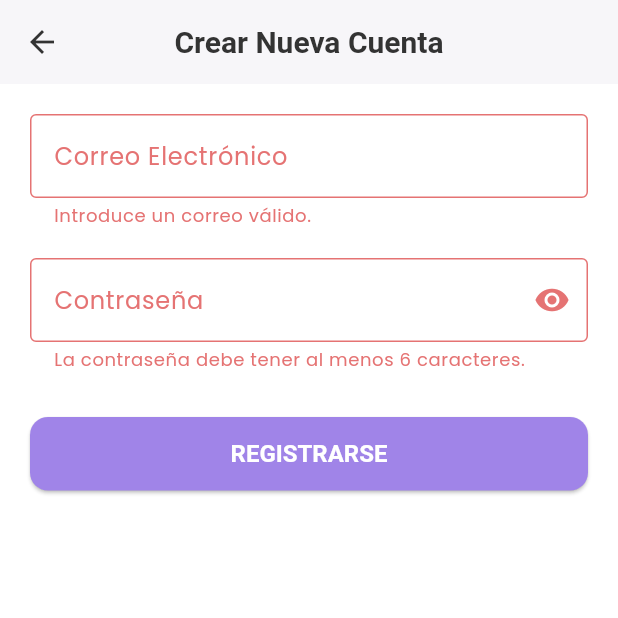
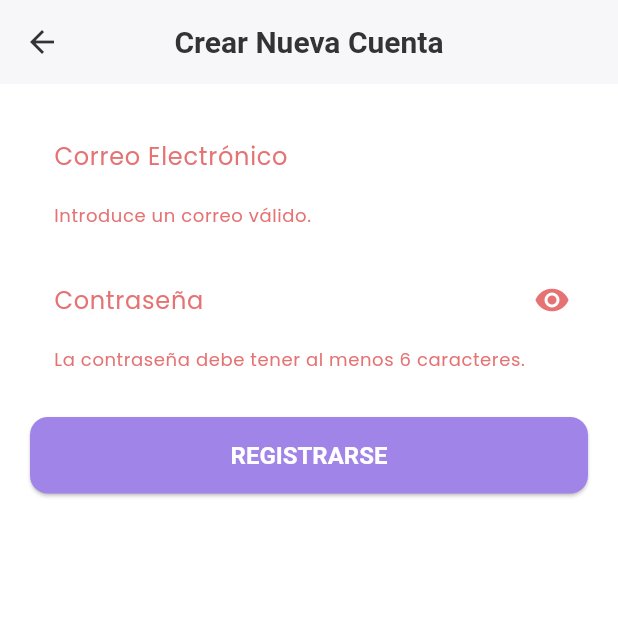
Before and after one commit to aleramiirez/Armario-Virtual, a Flutter app: the RegistrationScreen screen opened directly, after a tap on "REGISTRARSE", on a phone screen of 412 x 824 dp, the top half of it. Run offline on Flutter 3.47's test engine with Material 3 defaults, Android fonts, the phone set to English and light mode, and no system bars; our stand-ins replace cached_network_image, cloud_firestore, cloud_functions, firebase_auth, firebase_core, firebase_storage and 4 more; missing offline and left inert: firebase_app_check, translator; accounts and stored records are empty.

Commit message:
refactor registration

```diff
--- a/lib/main.dart
+++ b/lib/main.dart
@@ -2,7 +2,7 @@ import 'package:flutter/material.dart';
 import 'package:firebase_core/firebase_core.dart';
 import 'firebase_options.dart';
 import 'package:armario_virtual/widgets/auth_gate.dart';
-import 'package:armario_virtual/theme/app_theme.dart';
+import 'package:armario_virtual/config/app_theme.dart';
 import 'package:firebase_app_check/firebase_app_check.dart';
 
 Future<void> main() async {
--- a/lib/screens/add_garment/widgets/add_garment_form.dart
+++ b/lib/screens/add_garment/widgets/add_garment_form.dart
@@ -1,5 +1,5 @@
 import 'dart:io';
-import 'package:armario_virtual/theme/app_theme.dart';
+import 'package:armario_virtual/config/app_theme.dart';
 import 'package:flutter/foundation.dart';
 import 'package:flutter/material.dart';
 import 'package:image_picker/image_picker.dart';
--- a/lib/screens/garment_detail/garment_detail_screen.dart
+++ b/lib/screens/garment_detail/garment_detail_screen.dart
@@ -2,7 +2,7 @@ import 'package:flutter/material.dart';
 import 'package:firebase_storage/firebase_storage.dart';
 import 'package:cloud_firestore/cloud_firestore.dart';
 import 'package:firebase_auth/firebase_auth.dart';
-import 'package:armario_virtual/theme/app_theme.dart';
+import 'package:armario_virtual/config/app_theme.dart';
 import 'package:armario_virtual/utils/color_namer.dart';
 import 'package:translator/translator.dart';
 import 'package:cloud_functions/cloud_functions.dart';
--- a/lib/screens/registration/registration_screen.dart
+++ b/lib/screens/registration/registration_screen.dart
@@ -1,6 +1,11 @@
 import 'package:flutter/material.dart';
 import 'widgets/registration_form.dart';
 
+/// Pantalla de Registro de Nuevos Usuarios.
+///
+/// Al igual que [LoginScreen], es un widget 'Stateless' cuya única
+/// responsabilidad es mostrar la estructura visual de la pantalla y delegar
+/// toda la lógica e interactividad al widget [RegistrationForm].
 class RegistrationScreen extends StatelessWidget {
   const RegistrationScreen({super.key});
 
--- a/lib/screens/registration/widgets/registration_form.dart
+++ b/lib/screens/registration/widgets/registration_form.dart
@@ -1,6 +1,13 @@
 import 'package:flutter/material.dart';
 import 'package:firebase_auth/firebase_auth.dart';
+import 'package:armario_virtual/services/auth_service.dart';
+import 'package:armario_virtual/config/app_theme.dart';
 
+/// Formulario de registro de nuevos usuarios.
+///
+/// Es un widget [StatefulWidget] para gestionar los datos introducidos por el
+/// usuario y el estado de carga (`_isLoading`). Delega la lógica de creación
+/// de usuario al [AuthService]
 class RegistrationForm extends StatefulWidget {
   const RegistrationForm({super.key});
 
@@ -9,12 +16,21 @@ class RegistrationForm extends StatefulWidget {
 }
 
 class _RegistrationFormState extends State<RegistrationForm> {
+  /// Clave global para identificar y validar el formulario.
   final _formKey = GlobalKey<FormState>();
+
+  /// Controladores para leer el contenido de los campos de texto.
   final _emailController = TextEditingController();
   final _passwordController = TextEditingController();
+
+  /// Variables de estado para la UI.
   bool _isPasswordVisible = false;
   bool _isLoading = false;
 
+  /// Instancia del servicio de autenticación para delegar la lógica.
+  final AuthService _authService = AuthService();
+
+  /// Limpiamos los controladores cuando el widget se destruye para liberar memoria.
   @override
   void dispose() {
     _emailController.dispose();
@@ -22,7 +38,9 @@ class _RegistrationFormState extends State<RegistrationForm> {
     super.dispose();
   }
 
+  /// Gestiona el envío del formulario de registro.
   Future<void> _submitForm() async {
+    // Valida que los campos cumplan las reglas.
     final isValid = _formKey.currentState?.validate() ?? false;
     if (!isValid) return;
 
@@ -31,25 +49,32 @@ class _RegistrationFormState extends State<RegistrationForm> {
     });
 
     try {
-      await FirebaseAuth.instance.createUserWithEmailAndPassword(
-        email: _emailController.text,
-        password: _passwordController.text,
+      // Delega la creación del usuario al servicio de autenticación.
+      await _authService.signUpWithEmailAndPassword(
+        _emailController.text.trim(),
+        _passwordController.text.trim(),
       );
 
+      // Si el registro es exitoso, muestra un mensaje y vuelve a la
+      // pantalla de login.
       if (mounted) {
-        ScaffoldMessenger.of(context).showSnackBar(
+        final messenger = ScaffoldMessenger.of(context);
+        Navigator.of(context).pop();
+        messenger.showSnackBar(
           SnackBar(
             content: const Text('¡Registro exitoso! Ya puedes iniciar sesión.'),
-            backgroundColor: Colors.green,
+            backgroundColor: AppTheme.colorExito,
             behavior: SnackBarBehavior.floating,
-            shape: RoundedRectangleBorder(borderRadius: BorderRadius.circular(20)),
+            shape: RoundedRectangleBorder(
+              borderRadius: BorderRadius.circular(20),
+            ),
             margin: const EdgeInsets.symmetric(horizontal: 20, vertical: 10),
           ),
         );
-        Navigator.of(context).pop();
       }
-
     } on FirebaseAuthException catch (e) {
+      // Maneja errores específicos de Firebase (contraseña débil,
+      // email en uso, etc.).
       String errorMessage = 'Ocurrió un error en el registro.';
       if (e.code == 'weak-password') {
         errorMessage = 'La contraseña es demasiado débil.';
@@ -63,13 +88,16 @@ class _RegistrationFormState extends State<RegistrationForm> {
             content: Text(errorMessage),
             backgroundColor: Theme.of(context).colorScheme.error,
             behavior: SnackBarBehavior.floating,
-            shape: RoundedRectangleBorder(borderRadius: BorderRadius.circular(20)),
+            shape: RoundedRectangleBorder(
+              borderRadius: BorderRadius.circular(20),
+            ),
             margin: const EdgeInsets.symmetric(horizontal: 20, vertical: 10),
           ),
         );
       }
     } finally {
-      if(mounted) {
+      // Se asegura de que el estado de carga siempre se desactive al final.
+      if (mounted) {
         setState(() {
           _isLoading = false;
         });
@@ -85,39 +113,54 @@ class _RegistrationFormState extends State<RegistrationForm> {
       child: Column(
         crossAxisAlignment: CrossAxisAlignment.stretch,
         children: [
+          // Campo de texto para el email.
           TextFormField(
             controller: _emailController,
-            decoration: const InputDecoration(labelText: 'Correo Electrónico', border: OutlineInputBorder()),
+            decoration: const InputDecoration(labelText: 'Correo Electrónico'),
             keyboardType: TextInputType.emailAddress,
             validator: (value) {
-              if (value == null || !value.contains('@')) return 'Introduce un correo válido.';
+              if (value == null || !RegExp(r'\S+@\S+\.\S+').hasMatch(value)) {
+                return 'Introduce un correo válido.';
+              }
               return null;
             },
           ),
           const SizedBox(height: 20),
+          // Campo de texto para la contraseña.
           TextFormField(
             controller: _passwordController,
             obscureText: !_isPasswordVisible,
             decoration: InputDecoration(
               labelText: 'Contraseña',
-              border: const OutlineInputBorder(),
               suffixIcon: IconButton(
-                icon: Icon(_isPasswordVisible ? Icons.visibility_off : Icons.visibility),
-                onPressed: () => setState(() => _isPasswordVisible = !_isPasswordVisible),
+                icon: Icon(
+                  _isPasswordVisible ? Icons.visibility_off : Icons.visibility,
+                ),
+                onPressed: () =>
+                    setState(() => _isPasswordVisible = !_isPasswordVisible),
               ),
             ),
             validator: (value) {
-              if (value == null || value.length < 6) return 'La contraseña debe tener al menos 6 caracteres.';
+              if (value == null || value.length < 6) {
+                return 'La contraseña debe tener al menos 6 caracteres.';
+              }
               return null;
             },
           ),
           const SizedBox(height: 30),
+          // Botón de envío del formulario.
           ElevatedButton(
             onPressed: _isLoading ? null : _submitForm,
-            style: ElevatedButton.styleFrom(padding: const EdgeInsets.symmetric(vertical: 15)),
             child: _isLoading
-                ? const CircularProgressIndicator(color: Colors.white)
-                : const Text('REGISTRARSE', style: TextStyle(fontSize: 16)),
+                ? const SizedBox(
+                    height: 24,
+                    width: 24,
+                    child: CircularProgressIndicator(
+                      color: Colors.white,
+                      strokeWidth: 3,
+                    ),
+                  )
+                : const Text('REGISTRARSE'),
           ),
         ],
       ),
```
Also changed, not shown: lib/screens/login/login_screen.dart (+7 -0 lines), lib/screens/login/widgets/login_form.dart (+24 -2 lines), lib/services/auth_service.dart (added, +73 -0 lines), lib/services/auth_services.dart (deleted, +0 -44 lines), lib/config/app_theme.dart (renamed from lib/theme/app_theme.dart).
